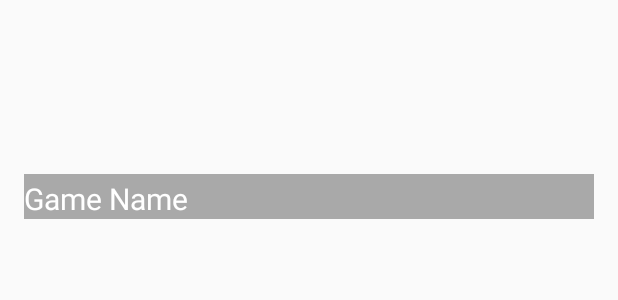
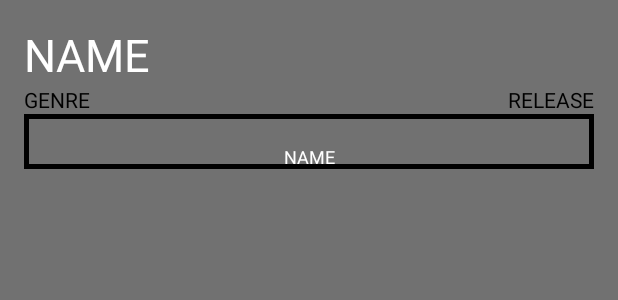
Before and after one commit to changwinstonr/Game-Library, an Android app: the layout activity_detail.xml on its own in the app's theme, with its tools: preview values and no code run, on a phone screen of 412 x 824 dp. Shown: the top 300 px of the screen. Run offline under Robolectric (Android 15) with nearby library versions, the phone set to English and light mode, and no system bars.

Commit message:
Fills: DetailActivity & activity_detail.

```diff
--- a/app/src/main/java/winston/gameLibrary/DetailActivity.java
+++ b/app/src/main/java/winston/gameLibrary/DetailActivity.java
@@ -1,7 +1,9 @@
 package winston.gameLibrary;
 
+import android.content.Intent;
 import android.os.Bundle;
 import android.support.v7.app.AppCompatActivity;
+import android.widget.TextView;
 
 public class DetailActivity extends AppCompatActivity {
 
@@ -12,5 +14,24 @@ public class DetailActivity extends AppCompatActivity {
 
         //Toolbar toolbar = (Toolbar) findViewById(R.id.toolbar);
 
+        TextView name = (TextView) findViewById(R.id.game_name);
+        TextView genre = (TextView) findViewById(R.id.game_genre);
+        TextView release = (TextView) findViewById(R.id.game_release);
+        TextView blurb = (TextView) findViewById(R.id.game_blurb);
+
+        Intent intent = getIntent();
+
+        String mName = intent.getStringExtra("name");
+        String mGenre = intent.getStringExtra("genre");
+        String mRelease = intent.getStringExtra("release");
+        String mBlurb = intent.getStringExtra("blurb");
+
+        name.setText(mName);
+        genre.setText(mGenre);
+        release.setText(mRelease);
+        blurb.setText(mBlurb);
+
+
+
     }
 }
--- /dev/null
+++ b/app/src/main/res/drawable/blurb_background.xml
@@ -0,0 +1,7 @@
+<?xml version="1.0" encoding="utf-8"?>
+<?xml version="1.0" encoding="utf-8"?>
+<shape
+    xmlns:android="http://schemas.android.com/apk/res/android"
+    android:shape="rectangle">
+    <stroke android:width="3dp" android:color="#000000" />
+</shape>
--- a/app/src/main/res/layout/activity_detail.xml
+++ b/app/src/main/res/layout/activity_detail.xml
@@ -7,51 +7,66 @@
     android:paddingLeft="@dimen/activity_horizontal_margin"
     android:paddingRight="@dimen/activity_horizontal_margin"
     android:paddingTop="@dimen/activity_vertical_margin"
+    android:background="#717171"
     tools:context="winston.gameLibrary.DetailActivity">
 
-    <ImageView
+    <!--<ImageView
         android:id="@+id/game_screenshot"
         android:layout_width="match_parent"
         android:layout_height="100dp"
         android:layout_centerHorizontal="true"
-        android:padding="5dp"/>
+        android:padding="5dp"/>-->
 
-    <View
+    <!--<View
         android:id="@+id/displayBar"
         android:layout_width="match_parent"
         android:layout_height="30dp"
         android:background="#a9a9a9"
         android:layout_centerHorizontal="true"
-        android:layout_below="@+id/game_screenshot"/>
+        android:layout_below="@+id/game_screenshot"/>-->
 
     <TextView
         android:id="@+id/game_name"
         android:layout_width="wrap_content"
         android:layout_height="wrap_content"
         android:gravity="center"
-        android:text="Game Name"
-        android:textSize="20dp"
-        android:textColor="#FFFFFF"
-        android:layout_alignBottom="@+id/displayBar"/>
+        android:text="NAME"
+        android:textSize="30sp"
+        android:textColor="#FFFFFF" />
 
-    <!--<TextView
-        android:id="@+id/"
+    <TextView
+        android:id="@+id/game_genre"
         android:layout_width="wrap_content"
-        android:layout_height="30dp"
-        android:text=""
-        android:padding="15dp"
-        android:layout_above="@+id/"
-        android:layout_alignParentRight="true"
+        android:layout_height="wrap_content"
+        android:gravity="center"
+        android:text="GENRE"
+        android:textSize="14sp"
+        android:textColor="#000000"
+        android:layout_alignParentStart="true"
+        android:layout_below="@+id/game_name"/>
+
+    <TextView
+        android:id="@+id/game_release"
+        android:layout_width="wrap_content"
+        android:layout_height="wrap_content"
+        android:gravity="center"
+        android:text="RELEASE"
+        android:textSize="14sp"
+        android:textColor="#000000"
+        android:layout_above="@+id/game_blurb"
         android:layout_alignParentEnd="true" />
 
     <TextView
-        android:id="@+id/"
-        android:layout_width="wrap_content"
-        android:layout_height="70dp"
-        android:text=""
-        android:layout_alignBottom="@+id/"
-        android:layout_alignParentRight="true"
-        android:layout_alignParentEnd="true"
-        />-->
+        android:id="@+id/game_blurb"
+        android:layout_width="match_parent"
+        android:layout_height="wrap_content"
+        android:gravity="center"
+        android:text="NAME"
+        android:textSize="12sp"
+        android:paddingTop="20dp"
+        android:textColor="#FFFFFF"
+        android:layout_centerHorizontal="true"
+        android:layout_below="@id/game_genre"
+        android:background="@drawable/blurb_background"/>
 
 </RelativeLayout>
```
Also changed, not shown: app/src/main/java/winston/gameLibrary/GameSQLiteDatabaseHelper.java (+11 -11 lines), app/src/main/assets/databases/game_library.db (added).
